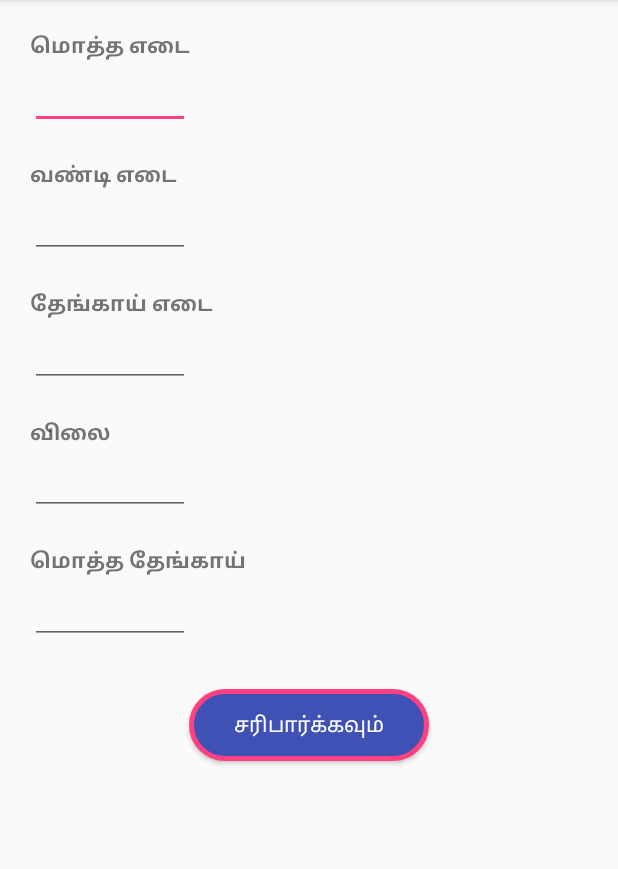
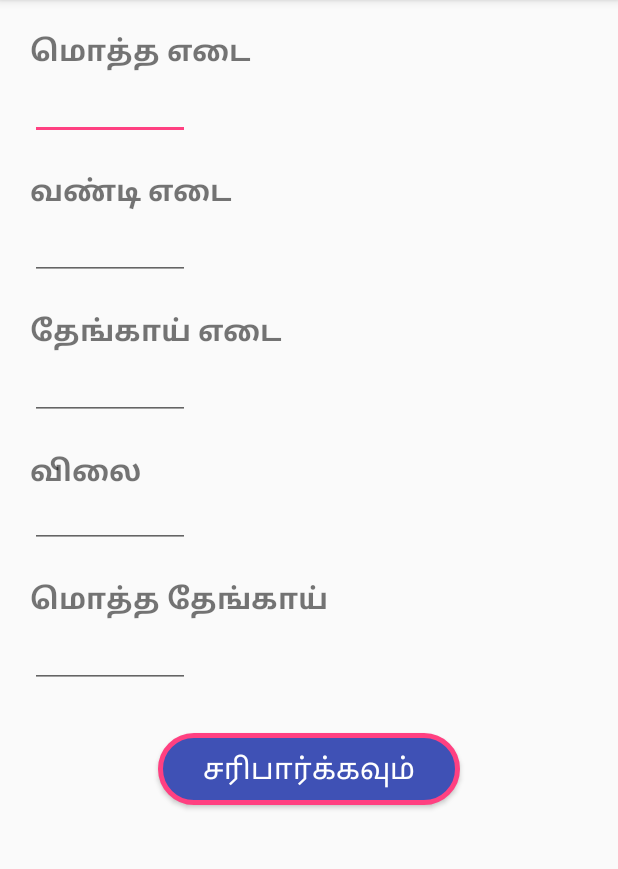
Before and after one commit to DhamodharanJaganathan/GR_Coconut, an Android app: the screen it shows after launch (MainActivity), on a phone screen of 412 x 824 dp, the part 84-953 px from its top. Run offline under Robolectric (Android 15) with nearby library versions, the phone set to English and light mode, and no system bars; our stand-ins replace ButterKnife, sdp/ssp sizes.

Commit message:
Scroll, sdp lib, text style added

```diff
--- a/app/build.gradle
+++ b/app/build.gradle
@@ -25,4 +25,6 @@ dependencies {
 
     implementation 'com.jakewharton:butterknife:8.8.1'
     annotationProcessor 'com.jakewharton:butterknife-compiler:8.8.1'
+
+    implementation 'com.intuit.sdp:sdp-android:1.0.6'
 }
--- a/app/src/main/java/com/dhamodharan/GRcoconut/MainActivity.java
+++ b/app/src/main/java/com/dhamodharan/GRcoconut/MainActivity.java
@@ -54,8 +54,7 @@ public class MainActivity extends AppCompatActivity {
     TextView textView11;
     @BindView(R.id.editText11)
     EditText editText11;
-    @BindView(R.id.scrollView4)
-    ConstraintLayout scrollView4;
+
 
     //SharedPreferences app_preferences;
 
--- a/app/src/main/res/layout/activity_main.xml
+++ b/app/src/main/res/layout/activity_main.xml
@@ -1,24 +1,27 @@
 <?xml version="1.0" encoding="utf-8"?>
 
 
-<android.support.constraint.ConstraintLayout xmlns:android="http://schemas.android.com/apk/res/android"
+<ScrollView xmlns:android="http://schemas.android.com/apk/res/android"
     xmlns:app="http://schemas.android.com/apk/res-auto"
     xmlns:tools="http://schemas.android.com/tools"
-  android:id="@+id/scrollView4"
     android:layout_width="match_parent"
     android:layout_height="match_parent"
-  android:fillViewport="true"
-  tools:layout_editor_absoluteY="60dp">
+    tools:context=".MainActivity">
+
+  <android.support.constraint.ConstraintLayout
+      android:layout_width="match_parent"
+      android:layout_height="wrap_content">
 
 
     <TextView
         android:id="@+id/textView1"
-    android:textStyle="bold"
         android:layout_width="wrap_content"
         android:layout_height="wrap_content"
+        android:layout_marginStart="20dp"
         android:layout_marginTop="20dp"
-    android:layout_marginStart="20dp"
         android:text="@string/total_weight"
+        android:textSize="@dimen/_15sdp"
+        android:textStyle="bold"
         app:layout_constraintStart_toStartOf="parent"
         app:layout_constraintTop_toTopOf="parent"
         />
@@ -38,12 +41,13 @@
 
     <TextView
         android:id="@+id/textView10"
-      android:textStyle="bold"
         android:layout_width="wrap_content"
         android:layout_height="wrap_content"
+        android:layout_marginStart="20dp"
         android:layout_marginTop="20dp"
-      android:layout_marginStart="20dp"
         android:text="@string/Vehicle_weight"
+        android:textSize="@dimen/_15sdp"
+        android:textStyle="bold"
         app:layout_constraintStart_toStartOf="parent"
         app:layout_constraintTop_toBottomOf="@+id/editText1"
         />
@@ -62,12 +66,13 @@
 
     <TextView
         android:id="@+id/textView11"
-      android:textStyle="bold"
         android:layout_width="wrap_content"
         android:layout_height="wrap_content"
+        android:layout_marginStart="20dp"
         android:layout_marginTop="20dp"
-      android:layout_marginStart="20dp"
         android:text="@string/coco_weight"
+        android:textSize="@dimen/_15sdp"
+        android:textStyle="bold"
         app:layout_constraintStart_toStartOf="parent"
         app:layout_constraintTop_toBottomOf="@+id/editText10"
         />
@@ -77,25 +82,26 @@
         android:id="@+id/editText11"
         android:layout_width="wrap_content"
         android:layout_height="wrap_content"
+        android:clickable="false"
+        android:editable="false"
         android:ems="5"
+        android:focusable="false"
         android:inputType="number"
         android:maxLength="4"
         app:layout_constraintStart_toStartOf="@+id/textView11"
         app:layout_constraintTop_toBottomOf="@+id/textView11"
-      android:editable="false"
-      android:focusable="false"
-      android:clickable="false"
         />
 
 
     <TextView
         android:id="@+id/textView2"
-    android:textStyle="bold"
         android:layout_width="wrap_content"
         android:layout_height="wrap_content"
+        android:layout_marginStart="20dp"
         android:layout_marginTop="20dp"
-    android:layout_marginStart="20dp"
         android:text="@string/price"
+        android:textSize="@dimen/_15sdp"
+        android:textStyle="bold"
         app:layout_constraintStart_toStartOf="parent"
         app:layout_constraintTop_toBottomOf="@+id/editText11"
         />
@@ -114,12 +120,13 @@
 
     <TextView
         android:id="@+id/textView3"
-    android:textStyle="bold"
         android:layout_width="wrap_content"
         android:layout_height="wrap_content"
+        android:layout_marginStart="20dp"
         android:layout_marginTop="20dp"
-    android:layout_marginStart="20dp"
         android:text="@string/total_coco"
+        android:textSize="@dimen/_15sdp"
+        android:textStyle="bold"
         app:layout_constraintStart_toStartOf="parent"
         app:layout_constraintTop_toBottomOf="@+id/editText2"
         />
@@ -141,14 +148,15 @@
         android:id="@+id/button"
         android:layout_width="wrap_content"
         android:layout_height="wrap_content"
+        android:layout_marginStart="8dp"
         android:layout_marginTop="30dp"
-    android:layout_marginStart="8dp"
         android:layout_marginEnd="8dp"
+        android:background="@drawable/rounded_corner_button"
         android:paddingLeft="30dp"
         android:paddingRight="30dp"
-    android:background="@drawable/rounded_corner_button"
         android:text="@string/check"
         android:textColor="@android:color/white"
+        android:textSize="@dimen/_15sdp"
         app:layout_constraintEnd_toEndOf="parent"
         app:layout_constraintStart_toStartOf="parent"
         app:layout_constraintTop_toBottomOf="@+id/editText3"/>
@@ -157,11 +165,14 @@
         android:id="@+id/textView4"
         android:layout_width="wrap_content"
         android:layout_height="wrap_content"
+        android:layout_marginStart="8dp"
         android:layout_marginTop="15dp"
-    android:layout_marginStart="8dp"
         android:layout_marginEnd="8dp"
         android:gravity="center_horizontal"
         android:textColor="@color/colorG"
+        android:textSize="@dimen/_15sdp"
+        android:textStyle="bold"
+        android:paddingTop="20dp"
         app:layout_constraintEnd_toEndOf="parent"
         app:layout_constraintStart_toStartOf="parent"
         app:layout_constraintTop_toBottomOf="@+id/button"/>
@@ -170,11 +181,13 @@
         android:id="@+id/textView5"
         android:layout_width="wrap_content"
         android:layout_height="wrap_content"
+        android:layout_marginStart="8dp"
         android:layout_marginTop="15dp"
-    android:layout_marginStart="8dp"
         android:layout_marginEnd="8dp"
         android:gravity="center_horizontal"
         android:textColor="@color/colorP"
+        android:textSize="@dimen/_15sdp"
+        android:textStyle="bold"
         app:layout_constraintEnd_toEndOf="parent"
         app:layout_constraintStart_toStartOf="parent"
         app:layout_constraintTop_toBottomOf="@+id/textView4"/>
@@ -184,11 +197,13 @@
         android:id="@+id/textView6"
         android:layout_width="wrap_content"
         android:layout_height="wrap_content"
+        android:layout_marginStart="8dp"
         android:layout_marginTop="15dp"
-    android:layout_marginStart="8dp"
         android:layout_marginEnd="8dp"
         android:gravity="center_horizontal"
         android:textColor="@color/colorV"
+        android:textSize="@dimen/_15sdp"
+        android:textStyle="bold"
         app:layout_constraintEnd_toEndOf="parent"
         app:layout_constraintStart_toStartOf="parent"
         app:layout_constraintTop_toBottomOf="@+id/textView5"/>
@@ -197,14 +212,20 @@
         android:id="@+id/textView7"
         android:layout_width="wrap_content"
         android:layout_height="wrap_content"
+        android:layout_marginStart="8dp"
         android:layout_marginTop="15dp"
-    android:layout_marginStart="8dp"
         android:layout_marginEnd="8dp"
         android:gravity="center_horizontal"
         android:textColor="@color/colorR"
+        android:textSize="@dimen/_15sdp"
+        android:paddingBottom="20dp"
+        android:textStyle="bold"
         app:layout_constraintEnd_toEndOf="parent"
         app:layout_constraintStart_toStartOf="parent"
         app:layout_constraintTop_toBottomOf="@+id/textView6"/>
 
 
   </android.support.constraint.ConstraintLayout>
+
+
+</ScrollView>
```
Lines whose indentation alone changed are shown as unchanged.
